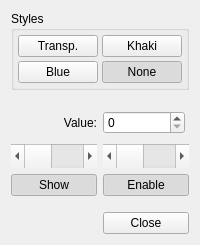
This is ports/embedded/eyllanesc/assets/631cc1bc310c00b9/stylewidget.ui in fontlabcom/fontlab-python-examples as Qt 5 draws it before an edit. The edited form follows.
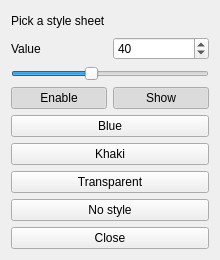
This is the edited form.

Diff of the .ui file:
```diff
--- a/ports/embedded/eyllanesc/assets/631cc1bc310c00b9/stylewidget.ui
+++ b/ports/embedded/eyllanesc/assets/631cc1bc310c00b9/stylewidget.ui
@@ -2,315 +2,28 @@
 <ui version="4.0">
  <class>StyleWidget</class>
  <widget class="QWidget" name="StyleWidget">
-  <property name="geometry">
-   <rect>
-    <x>0</x>
-    <y>0</y>
-    <width>184</width>
-    <height>245</height>
-   </rect>
-  </property>
-  <property name="windowTitle">
-   <string>Form</string>
-  </property>
-  <layout class="QGridLayout" name="gridLayout">
-   <item row="0" column="0" colspan="2">
-    <widget class="QGroupBox" name="groupBox">
-     <property name="title">
-      <string>Styles</string>
-     </property>
-     <layout class="QGridLayout" name="gridLayout_2">
-      <property name="margin">
-       <number>4</number>
-      </property>
-      <property name="spacing">
-       <number>4</number>
-      </property>
-      <item row="0" column="0">
-       <widget class="QPushButton" name="transparentStyle">
-        <property name="sizePolicy">
-         <sizepolicy hsizetype="Minimum" vsizetype="MinimumExpanding">
-          <horstretch>0</horstretch>
-          <verstretch>0</verstretch>
-         </sizepolicy>
-        </property>
-        <property name="focusPolicy">
-         <enum>Qt::StrongFocus</enum>
-        </property>
-        <property name="text">
-         <string>Transp.</string>
-        </property>
-        <property name="checkable">
-         <bool>true</bool>
-        </property>
-        <property name="checked">
-         <bool>false</bool>
-        </property>
-        <property name="autoExclusive">
-         <bool>true</bool>
-        </property>
-       </widget>
-      </item>
-      <item row="2" column="0">
-       <widget class="QPushButton" name="blueStyle">
-        <property name="sizePolicy">
-         <sizepolicy hsizetype="Minimum" vsizetype="MinimumExpanding">
-          <horstretch>0</horstretch>
-          <verstretch>0</verstretch>
-         </sizepolicy>
-        </property>
-        <property name="focusPolicy">
-         <enum>Qt::StrongFocus</enum>
-        </property>
-        <property name="text">
-         <string>Blue</string>
-        </property>
-        <property name="checkable">
-         <bool>true</bool>
-        </property>
-        <property name="checked">
-         <bool>false</bool>
-        </property>
-        <property name="autoExclusive">
-         <bool>true</bool>
-        </property>
-       </widget>
-      </item>
-      <item row="0" column="1">
-       <widget class="QPushButton" name="khakiStyle">
-        <property name="sizePolicy">
-         <sizepolicy hsizetype="Minimum" vsizetype="MinimumExpanding">
-          <horstretch>0</horstretch>
-          <verstretch>0</verstretch>
-         </sizepolicy>
-        </property>
-        <property name="focusPolicy">
-         <enum>Qt::StrongFocus</enum>
-        </property>
-        <property name="text">
-         <string>Khaki</string>
-        </property>
-        <property name="checkable">
-         <bool>true</bool>
-        </property>
-        <property name="checked">
-         <bool>false</bool>
-        </property>
-        <property name="autoExclusive">
-         <bool>true</bool>
-        </property>
-       </widget>
-      </item>
-      <item row="2" column="1">
-       <widget class="QPushButton" name="noStyle">
-        <property name="sizePolicy">
-         <sizepolicy hsizetype="Minimum" vsizetype="MinimumExpanding">
-          <horstretch>0</horstretch>
-          <verstretch>0</verstretch>
-         </sizepolicy>
-        </property>
-        <property name="focusPolicy">
-         <enum>Qt::StrongFocus</enum>
-        </property>
-        <property name="text">
-         <string>None</string>
-        </property>
-        <property name="checkable">
-         <bool>true</bool>
-        </property>
-        <property name="checked">
-         <bool>true</bool>
-        </property>
-        <property name="autoExclusive">
-         <bool>true</bool>
-        </property>
-       </widget>
-      </item>
-     </layout>
-    </widget>
+  <property name="geometry"><rect><x>0</x><y>0</y><width>220</width><height>260</height></rect></property>
+  <property name="windowTitle"><string>Style switcher</string></property>
+  <layout class="QVBoxLayout" name="mainLayout">
+   <item><widget class="QLabel" name="title"><property name="text"><string>Pick a style sheet</string></property></widget></item>
+   <item>
+    <layout class="QHBoxLayout" name="valueRow">
+     <item><widget class="QLabel" name="valueLabel"><property name="text"><string>Value</string></property></widget></item>
+     <item><widget class="QSpinBox" name="spinBox"><property name="maximum"><number>100</number></property><property name="value"><number>40</number></property></widget></item>
+    </layout>
    </item>
-   <item row="1" column="0" colspan="2">
-    <spacer name="verticalSpacer_3">
-     <property name="orientation">
-      <enum>Qt::Vertical</enum>
-     </property>
-     <property name="sizeHint" stdset="0">
-      <size>
-       <width>0</width>
-       <height>0</height>
-      </size>
-     </property>
-    </spacer>
-   </item>
-   <item row="2" column="0" colspan="2">
-    <layout class="QHBoxLayout" name="horizontalLayout">
-     <property name="margin">
-      <number>4</number>
-     </property>
-     <item>
-      <widget class="QLabel" name="label">
-       <property name="sizePolicy">
-        <sizepolicy hsizetype="Preferred" vsizetype="Preferred">
-         <horstretch>0</horstretch>
-         <verstretch>0</verstretch>
-        </sizepolicy>
-       </property>
-       <property name="text">
-        <string>Value:</string>
-       </property>
-       <property name="alignment">
-        <set>Qt::AlignRight|Qt::AlignTrailing|Qt::AlignVCenter</set>
-       </property>
-      </widget>
-     </item>
-     <item>
-      <widget class="QSpinBox" name="spinBox">
-       <property name="focusPolicy">
-        <enum>Qt::WheelFocus</enum>
-       </property>
-       <property name="alignment">
-        <set>Qt::AlignLeading|Qt::AlignLeft|Qt::AlignVCenter</set>
-       </property>
-       <property name="keyboardTracking">
-        <bool>false</bool>
-       </property>
-      </widget>
-     </item>
+   <item><widget class="QSlider" name="slider"><property name="orientation"><enum>Qt::Horizontal</enum></property><property name="maximum"><number>100</number></property><property name="value"><number>40</number></property></widget></item>
+   <item>
+    <layout class="QHBoxLayout" name="toggleRow">
+     <item><widget class="QPushButton" name="enableButton"><property name="text"><string>Enable</string></property><property name="checkable"><bool>true</bool></property><property name="checked"><bool>true</bool></property></widget></item>
+     <item><widget class="QPushButton" name="showButton"><property name="text"><string>Show</string></property><property name="checkable"><bool>true</bool></property><property name="checked"><bool>true</bool></property></widget></item>
     </layout>
    </item>
-   <item row="3" column="0">
-    <widget class="QScrollBar" name="horizontalScrollBar">
-     <property name="sizePolicy">
-      <sizepolicy hsizetype="MinimumExpanding" vsizetype="Fixed">
-       <horstretch>0</horstretch>
-       <verstretch>0</verstretch>
-      </sizepolicy>
-     </property>
-     <property name="minimumSize">
-      <size>
-       <width>0</width>
-       <height>24</height>
-      </size>
-     </property>
-     <property name="focusPolicy">
-      <enum>Qt::TabFocus</enum>
-     </property>
-     <property name="orientation">
-      <enum>Qt::Horizontal</enum>
-     </property>
-    </widget>
-   </item>
-   <item row="3" column="1">
-    <widget class="QScrollBar" name="horizontalScrollBar_2">
-     <property name="sizePolicy">
-      <sizepolicy hsizetype="MinimumExpanding" vsizetype="Fixed">
-       <horstretch>0</horstretch>
-       <verstretch>0</verstretch>
-      </sizepolicy>
-     </property>
-     <property name="minimumSize">
-      <size>
-       <width>0</width>
-       <height>24</height>
-      </size>
-     </property>
-     <property name="focusPolicy">
-      <enum>Qt::TabFocus</enum>
-     </property>
-     <property name="orientation">
-      <enum>Qt::Horizontal</enum>
-     </property>
-    </widget>
-   </item>
-   <item row="4" column="0">
-    <widget class="QPushButton" name="pushButton_2">
-     <property name="sizePolicy">
-      <sizepolicy hsizetype="MinimumExpanding" vsizetype="Fixed">
-       <horstretch>0</horstretch>
-       <verstretch>0</verstretch>
-      </sizepolicy>
-     </property>
-     <property name="focusPolicy">
-      <enum>Qt::StrongFocus</enum>
-     </property>
-     <property name="text">
-      <string>Show</string>
-     </property>
-     <property name="checkable">
-      <bool>true</bool>
-     </property>
-     <property name="checked">
-      <bool>true</bool>
-     </property>
-     <property name="flat">
-      <bool>false</bool>
-     </property>
-    </widget>
-   </item>
-   <item row="4" column="1">
-    <widget class="QPushButton" name="pushButton">
-     <property name="sizePolicy">
-      <sizepolicy hsizetype="MinimumExpanding" vsizetype="Fixed">
-       <horstretch>0</horstretch>
-       <verstretch>0</verstretch>
-      </sizepolicy>
-     </property>
-     <property name="focusPolicy">
-      <enum>Qt::StrongFocus</enum>
-     </property>
-     <property name="text">
-      <string>Enable</string>
-     </property>
-     <property name="checkable">
-      <bool>true</bool>
-     </property>
-     <property name="checked">
-      <bool>true</bool>
-     </property>
-     <property name="flat">
-      <bool>false</bool>
-     </property>
-    </widget>
-   </item>
-   <item row="5" column="0" colspan="2">
-    <spacer name="verticalSpacer">
-     <property name="orientation">
-      <enum>Qt::Vertical</enum>
-     </property>
-     <property name="sizeType">
-      <enum>QSizePolicy::Expanding</enum>
-     </property>
-     <property name="sizeHint" stdset="0">
-      <size>
-       <width>0</width>
-       <height>0</height>
-      </size>
-     </property>
-    </spacer>
-   </item>
-   <item row="6" column="0">
-    <spacer>
-     <property name="orientation">
-      <enum>Qt::Horizontal</enum>
-     </property>
-     <property name="sizeHint" stdset="0">
-      <size>
-       <width>40</width>
-       <height>20</height>
-      </size>
-     </property>
-    </spacer>
-   </item>
-   <item row="6" column="1">
-    <widget class="QPushButton" name="close">
-     <property name="focusPolicy">
-      <enum>Qt::StrongFocus</enum>
-     </property>
-     <property name="text">
-      <string>Close</string>
-     </property>
-    </widget>
-   </item>
+   <item><widget class="QPushButton" name="blueStyle"><property name="text"><string>Blue</string></property></widget></item>
+   <item><widget class="QPushButton" name="khakiStyle"><property name="text"><string>Khaki</string></property></widget></item>
+   <item><widget class="QPushButton" name="transparentStyle"><property name="text"><string>Transparent</string></property></widget></item>
+   <item><widget class="QPushButton" name="noStyle"><property name="text"><string>No style</string></property></widget></item>
+   <item><widget class="QPushButton" name="close"><property name="text"><string>Close</string></property></widget></item>
   </layout>
  </widget>
  <resources>
```
Left out of the diff: 105 changed lines with no effect on the pictures.
